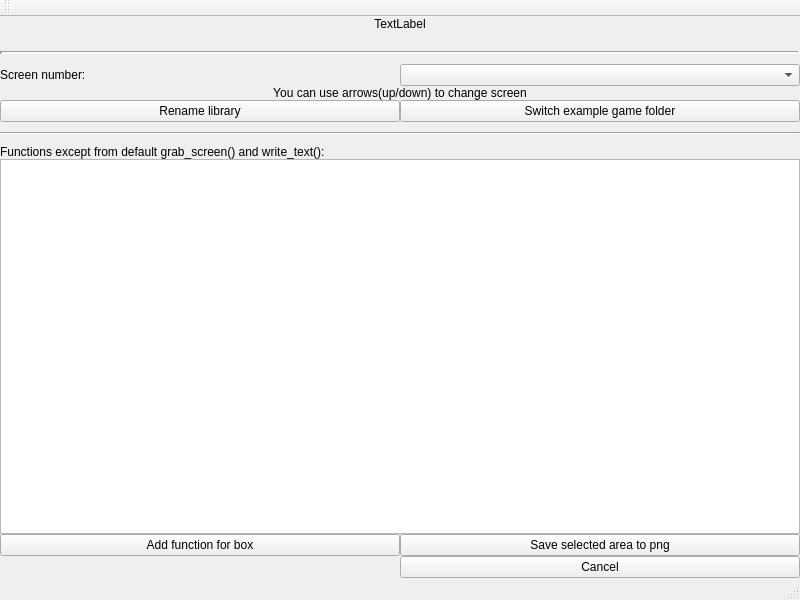
Above: Design/ScreenMapper.ui from Kanter666/Botter before the change. Below: the same form after it.
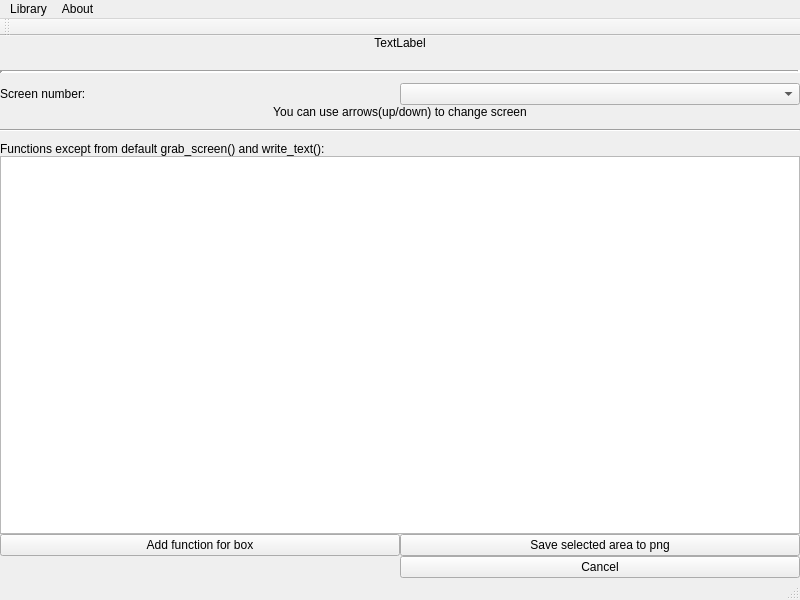
That is the form after the change.

Commit message: Playing with menu bar

The edit to the form file:
```diff
--- a/Design/ScreenMapper.ui
+++ b/Design/ScreenMapper.ui
@@ -39,37 +39,40 @@
     <property name="spacing">
      <number>0</number>
     </property>
-    <item row="0" column="1" colspan="2">
-     <widget class="QLabel" name="name_l">
-      <property name="text">
-       <string>TextLabel</string>
-      </property>
-      <property name="textFormat">
-       <enum>Qt::RichText</enum>
-      </property>
-      <property name="alignment">
-       <set>Qt::AlignCenter</set>
-      </property>
-     </widget>
-    </item>
-    <item row="9" column="2">
+    <item row="11" column="2">
      <widget class="QComboBox" name="screens_cb"/>
     </item>
-    <item row="23" column="2">
+    <item row="24" column="2">
      <widget class="QPushButton" name="cancel_bt">
       <property name="text">
        <string>Cancel</string>
       </property>
      </widget>
     </item>
-    <item row="9" column="1">
+    <item row="11" column="1">
      <widget class="QLabel" name="label">
       <property name="text">
        <string>Screen number:</string>
       </property>
      </widget>
     </item>
-    <item row="18" column="1" colspan="2">
+    <item row="2" column="1">
+     <spacer name="verticalSpacer_3">
+      <property name="orientation">
+       <enum>Qt::Vertical</enum>
+      </property>
+      <property name="sizeType">
+       <enum>QSizePolicy::Minimum</enum>
+      </property>
+      <property name="sizeHint" stdset="0">
+       <size>
+        <width>20</width>
+        <height>20</height>
+       </size>
+      </property>
+     </spacer>
+    </item>
+    <item row="19" column="1" colspan="2">
      <widget class="QListWidget" name="box_function_lw">
       <property name="sizePolicy">
        <sizepolicy hsizetype="MinimumExpanding" vsizetype="Expanding">
@@ -79,28 +82,28 @@
       </property>
      </widget>
     </item>
-    <item row="19" column="1">
+    <item row="20" column="1">
      <widget class="QPushButton" name="add_function_bt">
       <property name="text">
        <string>Add function for box</string>
       </property>
      </widget>
     </item>
-    <item row="17" column="1" colspan="2">
+    <item row="18" column="1" colspan="2">
      <widget class="QLabel" name="label_3">
       <property name="text">
        <string>Functions except from default grab_screen() and write_text():</string>
       </property>
      </widget>
     </item>
-    <item row="19" column="2">
+    <item row="20" column="2">
      <widget class="QPushButton" name="save_image_bt">
       <property name="text">
        <string>Save selected area to png</string>
       </property>
      </widget>
     </item>
-    <item row="12" column="1">
+    <item row="13" column="1">
      <spacer name="verticalSpacer">
       <property name="orientation">
        <enum>Qt::Vertical</enum>
@@ -116,14 +119,14 @@
       </property>
      </spacer>
     </item>
-    <item row="13" column="1" colspan="2">
+    <item row="14" column="1" colspan="2">
      <widget class="Line" name="line">
       <property name="orientation">
        <enum>Qt::Horizontal</enum>
       </property>
      </widget>
     </item>
-    <item row="10" column="1" colspan="2">
+    <item row="12" column="1" colspan="2">
      <widget class="QLabel" name="label_2">
       <property name="text">
        <string>You can use arrows(up/down) to change screen</string>
@@ -133,23 +136,7 @@
       </property>
      </widget>
     </item>
-    <item row="1" column="1">
-     <spacer name="verticalSpacer_3">
-      <property name="orientation">
-       <enum>Qt::Vertical</enum>
-      </property>
-      <property name="sizeType">
-       <enum>QSizePolicy::Minimum</enum>
-      </property>
-      <property name="sizeHint" stdset="0">
-       <size>
-        <width>20</width>
-        <height>20</height>
-       </size>
-      </property>
-     </spacer>
-    </item>
-    <item row="14" column="1">
+    <item row="15" column="1">
      <spacer name="verticalSpacer_2">
       <property name="orientation">
        <enum>Qt::Vertical</enum>
@@ -165,7 +152,7 @@
       </property>
      </spacer>
     </item>
-    <item row="3" column="1">
+    <item row="5" column="1">
      <spacer name="verticalSpacer_4">
       <property name="orientation">
        <enum>Qt::Vertical</enum>
@@ -181,7 +168,7 @@
       </property>
      </spacer>
     </item>
-    <item row="2" column="1" colspan="2">
+    <item row="4" column="1" colspan="2">
      <widget class="Line" name="line_3">
       <property name="lineWidth">
        <number>3</number>
@@ -191,17 +178,16 @@
       </property>
      </widget>
     </item>
-    <item row="11" column="1">
-     <widget class="QPushButton" name="change_name_bt">
+    <item row="1" column="1" colspan="2">
+     <widget class="QLabel" name="name_l">
       <property name="text">
-       <string>Rename library</string>
+       <string>TextLabel</string>
       </property>
-     </widget>
-    </item>
-    <item row="11" column="2">
-     <widget class="QPushButton" name="switch_game_bt">
-      <property name="text">
-       <string>Switch example game folder</string>
+      <property name="textFormat">
+       <enum>Qt::RichText</enum>
+      </property>
+      <property name="alignment">
+       <set>Qt::AlignCenter</set>
       </property>
      </widget>
     </item>
@@ -216,6 +202,25 @@
      <height>25</height>
     </rect>
    </property>
+   <widget class="QMenu" name="menuLibrary">
+    <property name="title">
+     <string>Library</string>
+    </property>
+    <addaction name="rename_lib_ml"/>
+    <addaction name="screenshots_folder_ml"/>
+   </widget>
+   <widget class="QMenu" name="menuAbout">
+    <property name="layoutDirection">
+     <enum>Qt::LeftToRight</enum>
+    </property>
+    <property name="title">
+     <string>About</string>
+    </property>
+    <addaction name="actionAbout"/>
+    <addaction name="actionHelp"/>
+   </widget>
+   <addaction name="menuLibrary"/>
+   <addaction name="menuAbout"/>
   </widget>
   <widget class="QStatusBar" name="statusbar"/>
   <widget class="QToolBar" name="toolBar">
@@ -229,6 +234,26 @@
     <bool>false</bool>
    </attribute>
   </widget>
+  <action name="rename_lib_ml">
+   <property name="text">
+    <string>Rename library</string>
+   </property>
+  </action>
+  <action name="screenshots_folder_ml">
+   <property name="text">
+    <string>Change screenshots folder</string>
+   </property>
+  </action>
+  <action name="actionAbout">
+   <property name="text">
+    <string>About</string>
+   </property>
+  </action>
+  <action name="actionHelp">
+   <property name="text">
+    <string>Help</string>
+   </property>
+  </action>
  </widget>
  <resources/>
  <connections/>
```
The commit also changes 1 other file.
